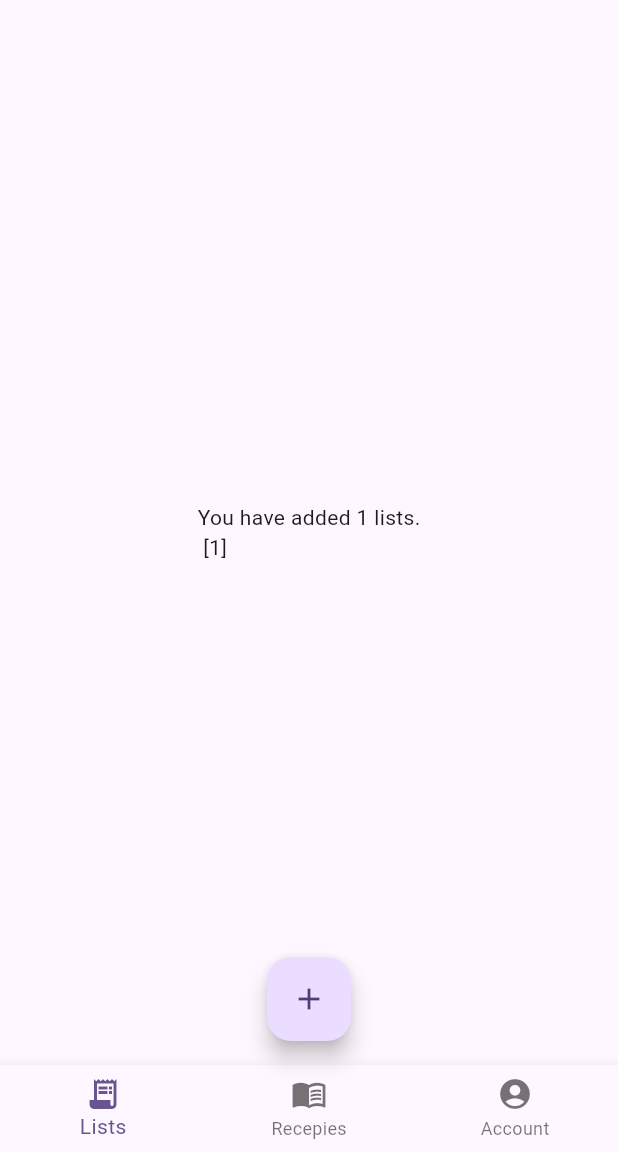
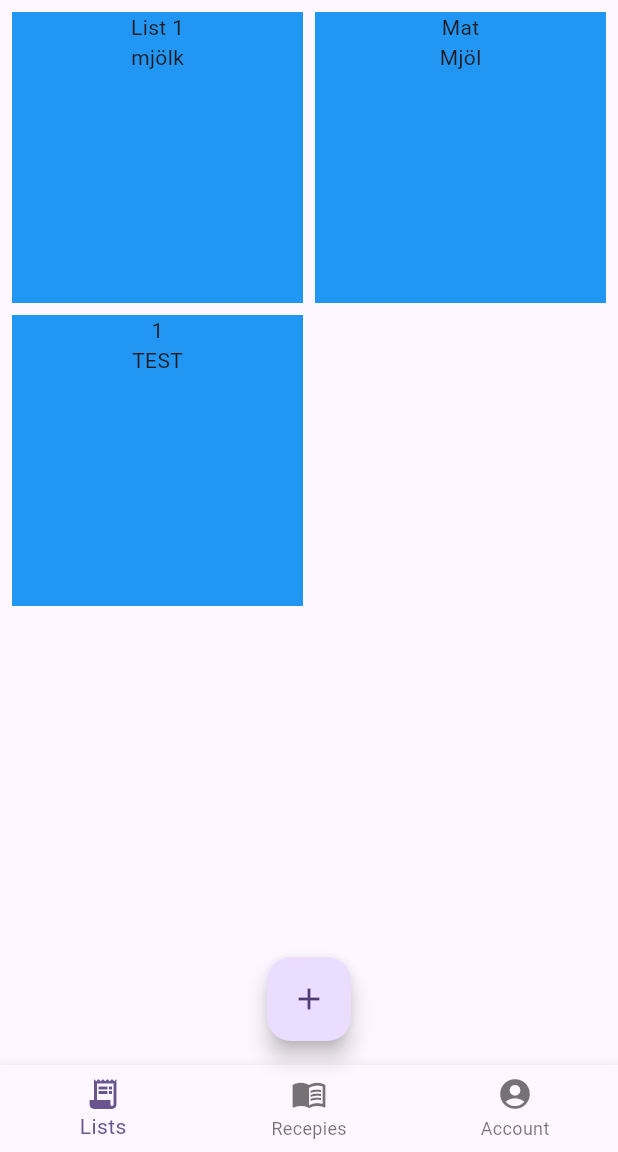
Before and after one commit to BOGGEBOO/Recipie-list-app, a Flutter app: the screen it shows after launch, after a tap on the "add" icon, on a phone screen of 412 x 824 dp, the part 84-1236 px from its top. Run offline on Flutter 3.47's test engine with Material 3 defaults, Android fonts, the phone set to English and light mode, and no system bars.

Commit message:
adding to gridview

```diff
--- a/app/lib/main.dart
+++ b/app/lib/main.dart
@@ -1,4 +1,8 @@
 import 'package:flutter/material.dart';
+import 'shopping_list.dart';
+// import 'dart:io';
+// import 'dart:convert';
+//import 'test.json';
 
 void main() {
   runApp(const MyApp());
@@ -33,8 +37,29 @@ class MyHomePage extends StatefulWidget {
 class _MyHomePageState extends State<MyHomePage> {
   //int _counter = 0;
   int _count = 0;
-  // List<String> items = [];
+  List<String> items = [
+    'wow',
+    'wooow',
+    'wwwoowwwww',
+    'ff',
+  ];
   List<int> list = <int>[];
+
+  List<Product> productlist = <Product>[
+    Product(name: "mjölk", type: "Dairy"),
+    Product(name: "Coffee", type: "Beans")
+  ];
+
+  List<ShoppingList> shop = <ShoppingList>[
+    ShoppingList(name: "List 1", products: <Product>[
+      Product(name: "mjölk", type: "Dairy"),
+      Product(name: "Coffee", type: "Beans")
+    ]),
+    ShoppingList(name: "Mat", products: <Product>[
+      Product(name: "Mjöl", type: "Dairy"),
+      Product(name: "Coffee", type: "Beans")
+    ])
+  ];
 
   // void _incrementCounter() {
   //   setState(() {
@@ -50,12 +75,32 @@ class _MyHomePageState extends State<MyHomePage> {
         title: Text(widget.title),
       ),
       body: Center(
-        child: Text('You have added $_count lists.\n $list'),
-      ),
+          child: //Text('You have added $_count lists.\n $list'),
+              GridView.builder(
+        gridDelegate: const SliverGridDelegateWithFixedCrossAxisCount(
+          crossAxisCount: 2, // number of items in each row
+          mainAxisSpacing: 8.0, // spacing between rows
+          crossAxisSpacing: 8.0, // spacing between columns
+        ),
+        padding: const EdgeInsets.all(8.0), // padding around the grid
+        itemCount: shop.length, // total number of items
+        itemBuilder: (context, index) {
+          return Container(
+              color: Colors.blue, // color of grid items
+              child: Column(
+                children: [
+                  Text(shop[index].toString()),
+                  Text(shop[index].products[0].name)
+                ],
+              ));
+        },
+      )),
       floatingActionButton: FloatingActionButton(
         onPressed: () => setState(() {
           _count++;
-          list.add(_count);
+          shop.add(ShoppingList(
+              name: _count.toString(),
+              products: <Product>[Product(name: "TEST", type: "TEST")]));
         }),
         child: const Icon(Icons.add),
       ),
--- a/app/lib/shopping_list.dart
+++ b/app/lib/shopping_list.dart
@@ -1,19 +1,34 @@
+//import 'dart:convert';
+
 class Product {
   String name;
   String type;
 
   Product({required this.name, required this.type});
 
-  static Product fromJson(json) =>
-      Product(name: json['productname'], type: json['type']);
+  // static Product fromJson(json) =>
+  //     Product(name: json['productname'], type: json['type']);
 }
 
 class ShoppingList {
-  String name;
+  String name = "";
   List<Product> products;
 
   ShoppingList({required this.name, required this.products});
 
-  static ShoppingList fromJson(json) =>
-      ShoppingList(name: json['listname'], products: json['products']);
+  String toString() {
+    return name;
+  }
+
+  // ShoppingList.fromJson(json) {
+  //   final data = jsonDecode(json);
+  //   name = json['name'];
+  //   List<dynamic> productlist = data['products'];
+  //   for (dynamic product in productlist) {
+  //     print(product);
+  //   }
+  // }
+
+  // static ShoppingList fromJson(json) =>
+  //     ShoppingList(name: json['listname'], products: json['products']);
 }
```
